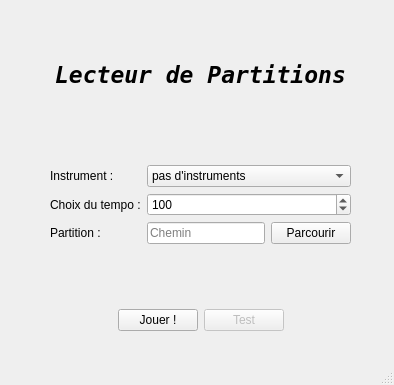
ComteHerrapait/music-reader, file app/mainwindow.ui: the form before one commit.
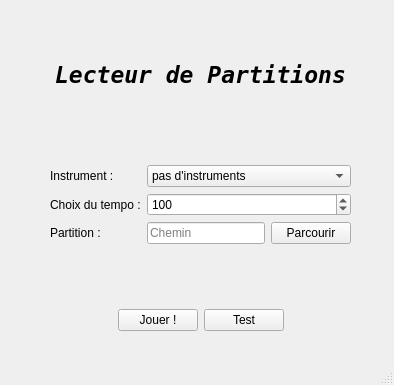
The form after the commit.

```diff
--- a/app/mainwindow.ui
+++ b/app/mainwindow.ui
@@ -148,7 +148,7 @@
        <item>
         <widget class="QPushButton" name="TestBtn">
          <property name="enabled">
-          <bool>false</bool>
+          <bool>true</bool>
          </property>
          <property name="text">
           <string>Test</string>
```
